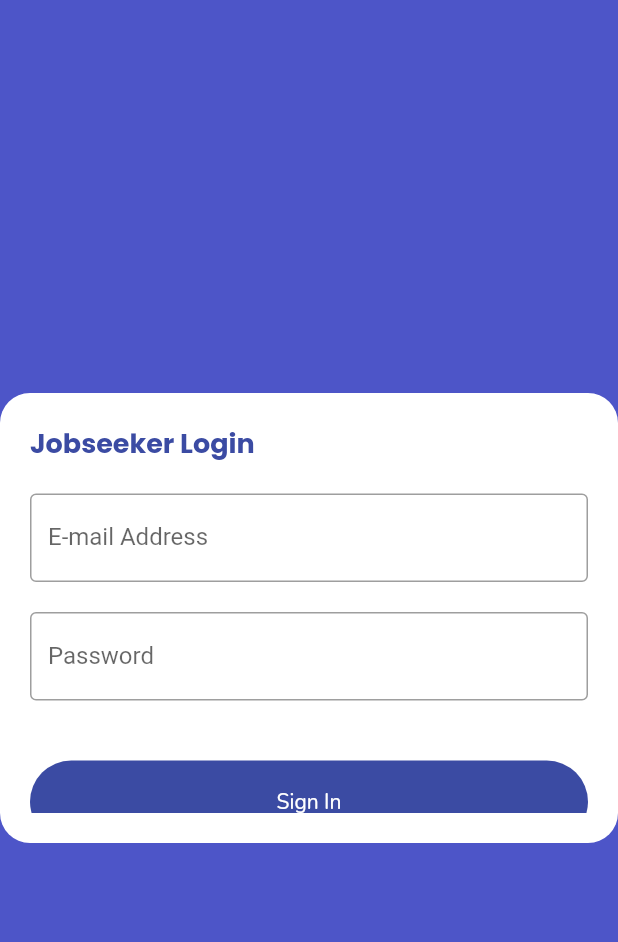
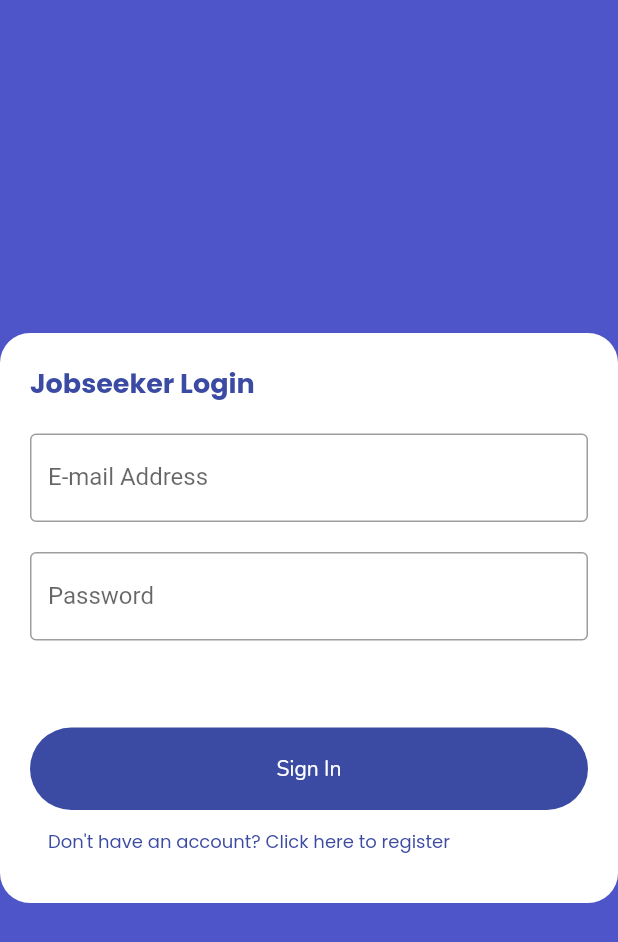
Before and after one commit to AK1o9/HosPal, a Flutter app: the JobseekerLoginPage screen opened directly, on a phone screen of 412 x 824 dp. Shown: the top 942 px of the screen. Run offline on Flutter 3.47's test engine with Material 2 defaults, Android fonts, the phone set to English and light mode, and no system bars; our stand-ins replace cloud_firestore, csc_picker, dotted_border, file_picker, firebase_auth, firebase_core and 4 more; missing offline and left inert: flutter_dropzone, universal_html; accounts and stored records are empty.

Commit message:
Added User Authentication for Android (1/2)

```diff
--- a/lib/pages/user/jobseeker/js_login_page.dart
+++ b/lib/pages/user/jobseeker/js_login_page.dart
@@ -1,32 +1,60 @@
 import 'package:firebase_auth/firebase_auth.dart';
+import 'package:firebase_core/firebase_core.dart';
 import 'package:flutter/cupertino.dart';
 import 'package:flutter/material.dart';
 import 'package:flutter/src/foundation/key.dart';
 import 'package:flutter/src/widgets/container.dart';
 import 'package:flutter/src/widgets/framework.dart';
+import 'package:hospal/api/user_auth.dart';
 import 'package:hospal/constants/style.dart';
 import 'package:hospal/widgets/button_widget.dart';
 import 'package:hospal/widgets/text_poppins_widget.dart';
 import 'package:hospal/widgets/textfield_widget.dart';
 
 import '../../../widgets/custom_button_widget.dart';
+import '../register_page.dart';
 
 class JobseekerLoginPage extends StatefulWidget {
-  const JobseekerLoginPage({Key? key}) : super(key: key);
-
   @override
   State<JobseekerLoginPage> createState() => _JobseekerLoginPageState();
 }
 
 class _JobseekerLoginPageState extends State<JobseekerLoginPage> {
+  String? errorMessage = '';
+  bool isLogin = true;
+
   final _emailController = TextEditingController();
   final _passwordController = TextEditingController();
 
-  Future signIn() async {
-    await FirebaseAuth.instance.signInWithEmailAndPassword(
-      email: _emailController.text.trim(),
-      password: _passwordController.text.trim(),
-    );
+  Future signInWithEmailAndPassword() async {
+    try {
+      await UserAuth().signInWithEmailAndPassword(
+          email: _emailController.text.trim(),
+          password: _passwordController.text.trim());
+    } on FirebaseAuthException catch (e) {
+      setState(() {
+        errorMessage = e.message;
+      });
+    }
+  }
+
+  Future createUserWithEmailAndPassword() async {
+    try {
+      await UserAuth().createUserWithEmailAndPassword(
+          email: _emailController.text.trim(),
+          password: _passwordController.text.trim());
+    } on FirebaseAuthException catch (e) {
+      setState(() {
+        errorMessage = e.message;
+      });
+    }
+  }
+
+  Widget _errorMessage() {
+    return PoppinsTextWidget(
+        text: errorMessage == '' ? '' : 'Error: $errorMessage',
+        size: fontBody,
+        color: Colors.red);
   }
 
   @override
@@ -43,7 +71,7 @@ class _JobseekerLoginPageState extends State<JobseekerLoginPage> {
       body: Center(
         child: Container(
           width: 500,
-          height: 300,
+          // height: 300,
           padding: pad20,
           decoration: BoxDecoration(color: light, borderRadius: bRadius20),
           child: SingleChildScrollView(
@@ -64,14 +92,29 @@ class _JobseekerLoginPageState extends State<JobseekerLoginPage> {
                 ),
                 y20,
                 TextfieldWidget(
-                    labelText: "Password",
-                    controller: _passwordController,
-                    colorTheme: blueTheme),
-                y20, y20,
-                GestureDetector(
-                    onTap: signIn,
-                    child: CustomButtonWidget(
-                        label: "Sign In", color: darkBlue, onTap: () {}))
+                  labelText: "Password",
+                  controller: _passwordController,
+                  colorTheme: blueTheme,
+                  hideText: true,
+                ),
+                y20,
+                _errorMessage(),
+                y20,
+                CustomButtonWidget(
+                    label: "Sign In",
+                    color: darkBlue,
+                    onTap: (signInWithEmailAndPassword)),
+                Padding(
+                    padding: pad12,
+                    child: InkWell(
+                        onTap: () => Navigator.of(context).push(
+                            MaterialPageRoute(
+                                builder: (context) => const RegisterPage())),
+                        child: PoppinsTextWidget(
+                          text: "Don't have an account? Click here to register",
+                          size: fontBody,
+                          color: darkBlue,
+                        )))
               ],
             ),
           ),
--- a/lib/widgets/textfield_widget.dart
+++ b/lib/widgets/textfield_widget.dart
@@ -12,6 +12,7 @@ class TextfieldWidget extends StatelessWidget {
   final MaterialColor? colorTheme;
   final String? hintText;
   final Icon? icon;
+  final bool? hideText;
   final TextInputType textInputType;
 
   const TextfieldWidget(
@@ -21,6 +22,7 @@ class TextfieldWidget extends StatelessWidget {
       this.colorTheme,
       this.hintText,
       this.icon,
+      this.hideText = false,
       this.textInputType = TextInputType.none})
       : super(key: key);
 
@@ -34,6 +36,12 @@ class TextfieldWidget extends StatelessWidget {
         ),
         child: TextField(
           controller: controller,
+
+          //Hide text (i.e. for passwords)
+          obscureText: hideText == true ? true : false,
+          enableSuggestions: hideText == true ? false : true,
+          autocorrect: hideText == true ? false : true,
+
           decoration: InputDecoration(
             filled: false,
             fillColor: light,
@@ -41,6 +49,8 @@ class TextfieldWidget extends StatelessWidget {
             prefixIcon: icon,
             suffixIcon: controller.text.isEmpty
                 ? Container(width: 0)
+
+                //Clear textfield button ('X')
                 : IconButton(
                     hoverColor: Colors.transparent,
                     splashColor: Colors.transparent,
```
Also changed, not shown: lib/api/user_auth.dart (added, +28 -0 lines), lib/main.dart (+4 -6 lines), lib/pages/front_page.dart (+18 -37 lines), lib/pages/user/employer/emp_main.dart (added, +22 -0 lines), lib/pages/user/jobseeker/js_main.dart (added, +49 -0 lines), lib/pages/user/jobseeker/js_profile_page.dart (+16 -1 lines), lib/pages/user/register_page.dart (added, +19 -0 lines), pubspec.yaml (+5 -7 lines), pubspec.lock, 4 other files.
